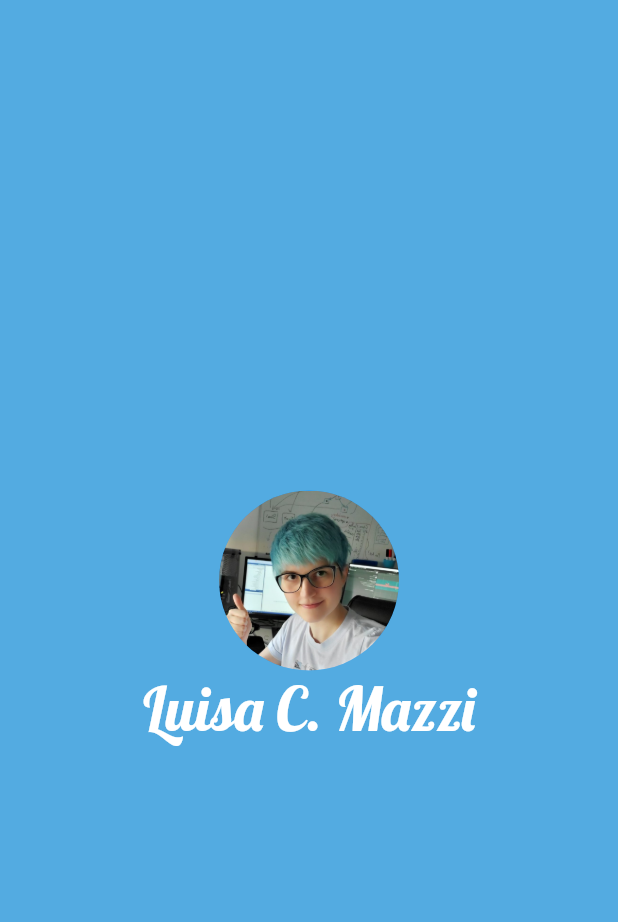
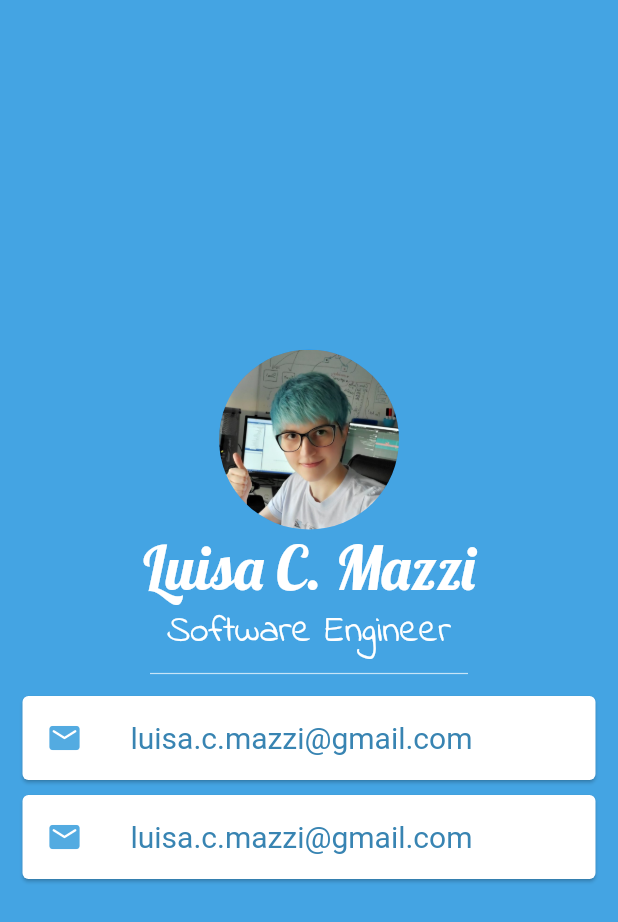
Before and after one commit to Bluellu/bluellu_card, a Flutter app: the screen it shows after launch, on a phone screen of 412 x 824 dp. Shown: the top 922 px of the screen. Run offline on Flutter 3.47's test engine with Material 2 defaults, Android fonts, the light colour scheme and no system bars.

Commit message:
Basic layout done

```diff
--- a/lib/main.dart
+++ b/lib/main.dart
@@ -11,22 +11,20 @@ class MyApp extends StatelessWidget {
   Widget build(BuildContext context) {
     return MaterialApp(
       home: Scaffold(
-        backgroundColor: const Color(0xFF53ABE1),
+        backgroundColor: const Color(0xFF44A4E3),
         body: SafeArea(
           child: Column(
             mainAxisAlignment: MainAxisAlignment.center,
             crossAxisAlignment: CrossAxisAlignment.stretch,
-            children: <Widget>[
-              Container(
-                child: const FittedBox(
+            children: const <Widget>[
+              FittedBox(
                 fit: BoxFit.scaleDown,
                 child: CircleAvatar(
                     radius: 60.0,
                     backgroundColor: Colors.blue,
                     backgroundImage: AssetImage('images/joinha.jpg')),
               ),
-              ),
-              const Text(
+              Text(
                 'Luisa C. Mazzi',
                 textAlign: TextAlign.center,
                 style: TextStyle(
@@ -35,10 +33,64 @@ class MyApp extends StatelessWidget {
                   fontSize: 40.0,
                 ),
               ),
+              Text(
+                'Software Engineer',
+                textAlign: TextAlign.center,
+                style: TextStyle(
+                  fontFamily: 'Indie Flower',
+                  color: Color(0xFFFFFFFF),
+                  fontSize: 25.0,
+                ),
+              ),
+              SizedBox(
+                  height: 20.0,
+                  child: Divider(
+                    indent: 100.0,
+                    endIndent: 100.0,
+                    thickness: 0.8,
+                    color: Colors.white70,
+                  ),
+              ),
+              Card(
+                color: Colors.white,
+                margin: EdgeInsets.symmetric(horizontal: 15.0, vertical: 5.0),
+                child: ListTile(
+                  leading: Icon(
+                    Icons.email_rounded,
+                    color: Color(0xFF53ABE1),
+                  ),
+                  title: Text(
+                    'luisa.c.mazzi@gmail.com',
+                    style: TextStyle(
+                        color: Color(0xFF3884B2),
+                        fontSize: 20.0
+                    ),
+
+                ),
+              ),
+            ),
+              Card(
+                color: Colors.white,
+                margin: EdgeInsets.symmetric(horizontal: 15.0, vertical: 5.0),
+                child: ListTile(
+                  leading: Icon(
+                    Icons.email_rounded,
+                    color: Color(0xFF53ABE1),
+                  ),
+                  title: Text(
+                    'luisa.c.mazzi@gmail.com',
+                    style: TextStyle(
+                        color: Color(0xFF3884B2),
+                        fontSize: 20.0
+                    ),
+
+                  ),
+                ),
+              ),
           ],
         ),
       ),
-      ),
+    )
     );
   }
 }
--- a/pubspec.yaml
+++ b/pubspec.yaml
@@ -78,10 +78,6 @@ flutter:
       fonts:
         - asset: fonts/IndieFlower-Regular.ttf
 
-    - family: Josefin Sans
-      fonts:
-        - asset: fonts/JosefinSans-VariableFont_wght.ttf
-
     - family: Lobster
       fonts:
         - asset: fonts/Lobster-Regular.ttf
```
Lines whose indentation alone changed are shown as unchanged.
